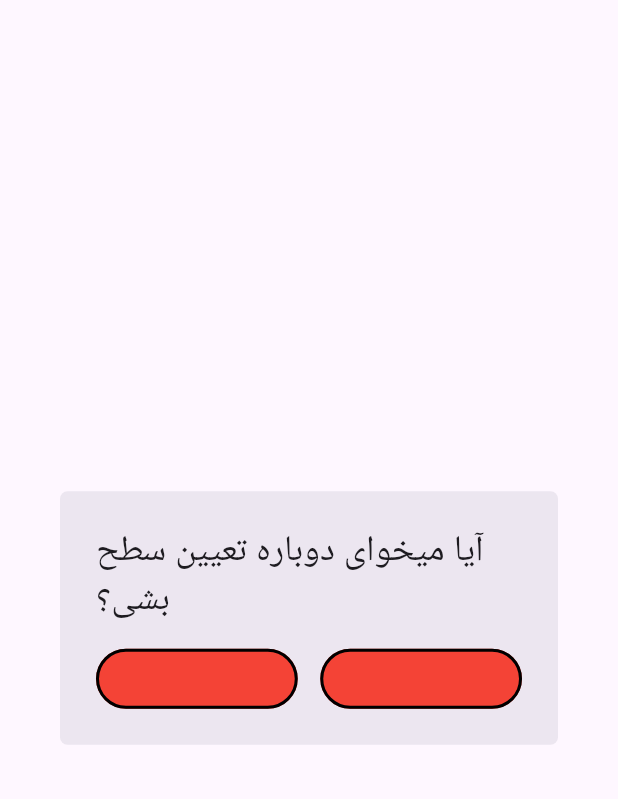
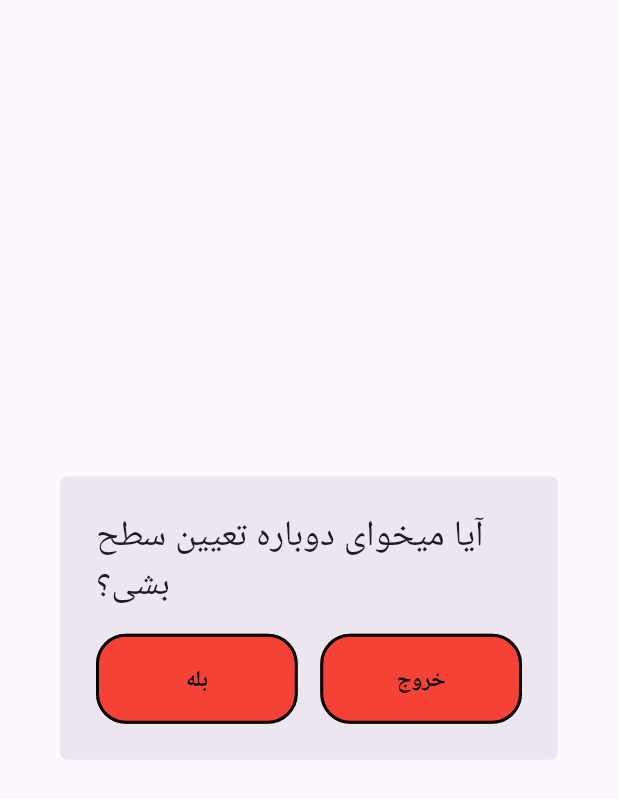
Before and after one commit to nikoomfi/Quiz_App, a Flutter app: the MyAlertDialog widget shown alone on an empty page, opened directly with empty values, on a phone screen of 412 x 824 dp. Shown: the top 799 px of the screen. Run offline on Flutter 3.47's test engine with Material 3 defaults, Android fonts, the phone set to English and light mode, and no system bars.

Commit message:
2 Result Buttons Size Problem Solve

```diff
--- a/lib/custom_button.dart
+++ b/lib/custom_button.dart
@@ -10,9 +10,10 @@ class Custom_Button extends StatelessWidget {
   final VoidCallback onTapped;
   final double width;
   final double height;
+  final double buttonTextFontSize;
 
   Custom_Button(this.text, this.color, this.currentQuestionNumber,
-      this.onTapped, this.width, this.height);
+      this.onTapped, this.width, this.height, this.buttonTextFontSize,);
 
   @override
   Widget build(BuildContext context) {
@@ -37,7 +38,7 @@ class Custom_Button extends StatelessWidget {
               displayText,
               style: TextStyle(
                 color: Colors.black,
-                fontSize: 22,
+                fontSize: buttonTextFontSize,
                 fontWeight: FontWeight.bold,
               ),
             ),
--- a/lib/my_alert_dialog.dart
+++ b/lib/my_alert_dialog.dart
@@ -22,14 +22,14 @@ class MyAlertDialog extends StatelessWidget {
           children: [
             Expanded(
               child: Custom_Button('بله', Colors.red, currentQuestionNumber,
-                  onYesPressed, 50, 40),
+                  onYesPressed, 50, 60, 15),
             ),
             SizedBox(
               width: 15,
             ),
             Expanded(
               child: Custom_Button('خروج', Colors.red, currentQuestionNumber,
-                  onExitPressed, 50, 40),
+                  onExitPressed, 50, 60, 15),
             ),
           ],
         ),
--- a/lib/quiz_screen.dart
+++ b/lib/quiz_screen.dart
@@ -135,7 +135,7 @@ class _Quiz_screenState extends State<Quiz_screen>
                       controller.reset();
                       onNextPressed(false);
                       controller.forward();
-                    }, 140, 80),
+                    }, 140, 80, 22),
                     SizedBox(
                       height: size.height * 0.05,
                     ),
--- a/lib/result_screen.dart
+++ b/lib/result_screen.dart
@@ -75,7 +75,7 @@ class ResultScreen extends StatelessWidget {
                   ),
                   Custom_Button('شروع مجدد', kgreen, currentQuestionNumber, () {
                     onDoAgain(context);
-                  }, 140, 80),
+                  }, 140, 80, 22),
                 ],
               ),
             )
```
Also changed, not shown: apk/pubspec.lock, pubspec.lock.
